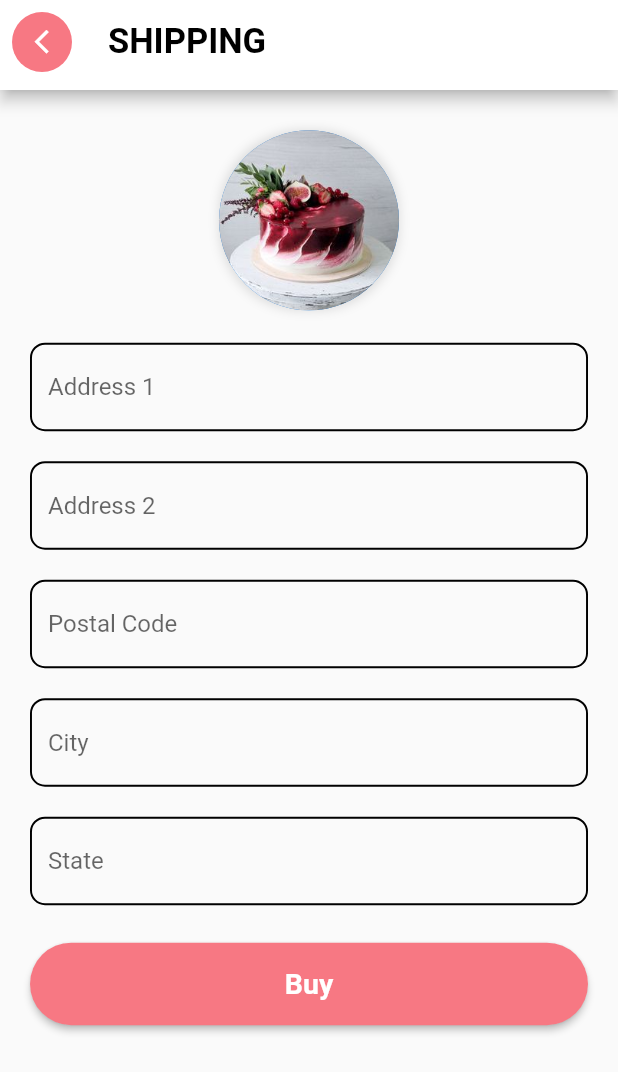
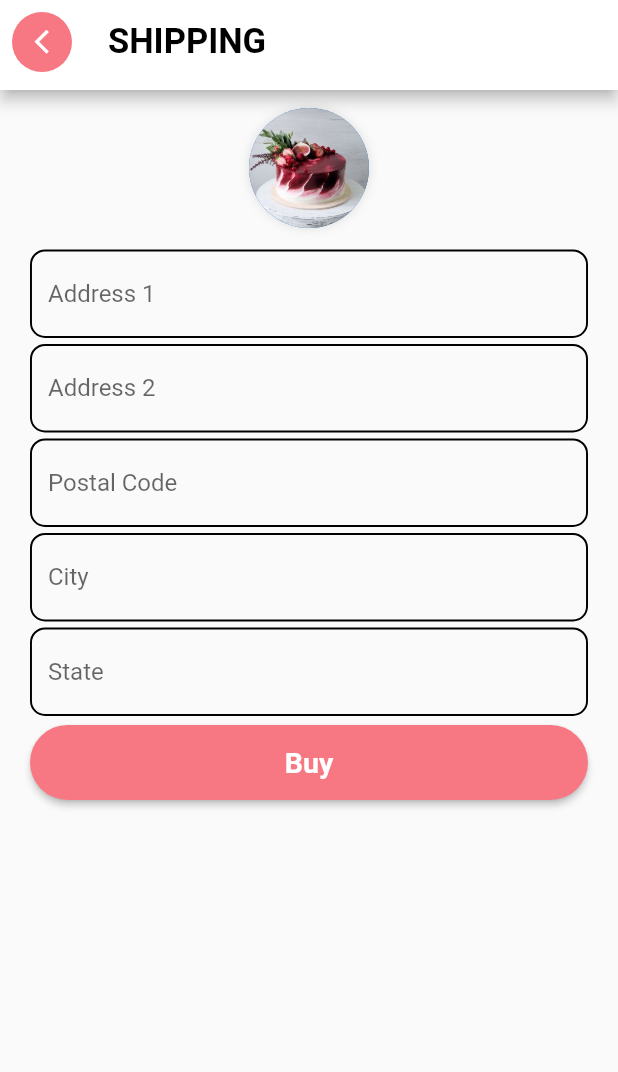
Before and after one commit to kinjal-14/Custom-Cake-Ordering-Hybrid-App, a Flutter app: the Shipping screen opened directly with empty values, on a phone screen of 412 x 824 dp. Shown: the top 1072 px of the screen. Run offline on Flutter 3.47's test engine with Material 2 defaults, Android fonts, the phone set to English and light mode, and no system bars; our stand-ins replace carousel_slider, cloud_firestore, equatable, firebase_auth, firebase_core, firebase_messaging and 7 more; missing offline and left inert: dart:ffi, flutter_facebook_auth, flutter_sms, flutter_stripe; accounts and stored records are empty.

Commit message:
shipping screen final

```diff
--- a/lib/screens/shipping.dart
+++ b/lib/screens/shipping.dart
@@ -41,18 +41,19 @@ class _ShippingState extends State<Shipping> {
     var products = arg['products'];
 
     return Scaffold(
+      resizeToAvoidBottomInset: false,
       appBar: Appbar(title: "SHIPPING"),
       body: Padding(
-        padding: const EdgeInsets.only(top: 20.0),
+        padding: const EdgeInsets.only(top: 3.0),
         child: Container(
           // color: Colors.amber,
-          height: (MediaQuery.of(context).size.height) / 1.35,
+          height: (MediaQuery.of(context).size.height) / 1.74,
           child: Column(
             mainAxisAlignment: MainAxisAlignment.spaceAround,
             children: [
               Container(
                 // color: Colors.white,
-                height: (MediaQuery.of(context).size.height) / 7,
+                height: (MediaQuery.of(context).size.height) / 9,
                 child: Column(
                   mainAxisAlignment: MainAxisAlignment.spaceAround,
                   children: [
@@ -66,11 +67,11 @@ class _ShippingState extends State<Shipping> {
                                     color: Colors.black12, blurRadius: 5.0),
                               ],
                               borderRadius:
-                                  BorderRadius.all(Radius.circular(55))),
+                                  BorderRadius.all(Radius.circular(45))),
                           child: CircleAvatar(
                             backgroundImage:
                                 AssetImage("assets/images/cake4.jpg"),
-                            radius: 60,
+                            radius: 40,
                           ),
                         ),
                       ],
@@ -86,7 +87,7 @@ class _ShippingState extends State<Shipping> {
                   children: [
                     Padding(
                         padding:
-                            EdgeInsets.symmetric(horizontal: 20, vertical: 10),
+                            EdgeInsets.symmetric(horizontal: 20, vertical: 2),
                         child: CustomTextField(
                           validator: (value) {
                             if (value!.isEmpty) {
@@ -102,11 +103,13 @@ class _ShippingState extends State<Shipping> {
                           onSaved: (value) {
                             address1Controller.text = value!;
                           },
+                          autoHint: [AutofillHints.streetAddressLevel1],
+                          type: TextInputType.streetAddress,
                           action: TextInputAction.next,
                         )),
                     Padding(
                         padding:
-                            EdgeInsets.symmetric(horizontal: 20, vertical: 10),
+                            EdgeInsets.symmetric(horizontal: 20, vertical: 2),
                         child: CustomTextField(
                           validator: (value) {
                             if (value!.isEmpty) {
@@ -122,12 +125,15 @@ class _ShippingState extends State<Shipping> {
                           onSaved: (value) {
                             address2Controller.text = value!;
                           },
+                          autoHint: [AutofillHints.streetAddressLevel2],
+                          type: TextInputType.streetAddress,
                           action: TextInputAction.next,
                         )),
                     Padding(
                         padding:
-                            EdgeInsets.symmetric(horizontal: 20, vertical: 10),
+                            EdgeInsets.symmetric(horizontal: 20, vertical: 2),
                         child: CustomTextField(
+                          autoHint: [AutofillHints.postalCode],
                           validator: (value) {
                             if (value!.isEmpty) {
                               return ("Please Enter Your Postal Code");
@@ -141,12 +147,15 @@ class _ShippingState extends State<Shipping> {
                           onSaved: (value) {
                             postalCodeController.text = value!;
                           },
+                          type: TextInputType.streetAddress,
                           action: TextInputAction.next,
                         )),
                     Padding(
+
                         padding:
-                            EdgeInsets.symmetric(horizontal: 20, vertical: 10),
+                            EdgeInsets.symmetric(horizontal: 20, vertical: 2),
                         child: CustomTextField(
+                          autoHint: [AutofillHints.addressCity],
                           validator: (value) {
                             if (value!.isEmpty) {
                               return ("Please Enter Your City");
@@ -160,12 +169,14 @@ class _ShippingState extends State<Shipping> {
                           onSaved: (value) {
                             cityController.text = value!;
                           },
+                          type: TextInputType.streetAddress,
                           action: TextInputAction.next,
                         )),
                     Padding(
                         padding:
-                            EdgeInsets.symmetric(horizontal: 20, vertical: 10),
+                            EdgeInsets.symmetric(horizontal: 20, vertical: 2),
                         child: CustomTextField(
+                          autoHint: [AutofillHints.addressState],
                           validator: (value) {
                             if (value!.isEmpty) {
                               return ("Please Enter Your State");
@@ -175,14 +186,14 @@ class _ShippingState extends State<Shipping> {
                           hint: "State",
                           secure: false,
                           controller: stateController,
-                          // keyboardtype: TextInputType.emailAddress,
+                          type: TextInputType.streetAddress,
                           onSaved: (value) {
                             stateController.text = value!;
                           },
                           action: TextInputAction.done,
                         )),
                     SizedBox(
-                      height: 15.0,
+                      height: 4.0,
                     ),
                     Padding(
                       padding: const EdgeInsets.symmetric(horizontal: 20),
@@ -192,7 +203,7 @@ class _ShippingState extends State<Shipping> {
                                 fontWeight: FontWeight.bold, fontSize: 19),
                             primary: Color(0xfff77883),
                             minimumSize:
-                                Size((MediaQuery.of(context).size.width), 55.0),
+                                Size((MediaQuery.of(context).size.width), 50.0),
                             shape: StadiumBorder()),
                         onPressed: () async{
                           await buy(subtotal, delivery, tax,total, address1Controller.text, address2Controller.text, postalCodeController.text,cityController.text, stateController.text,products);
```
